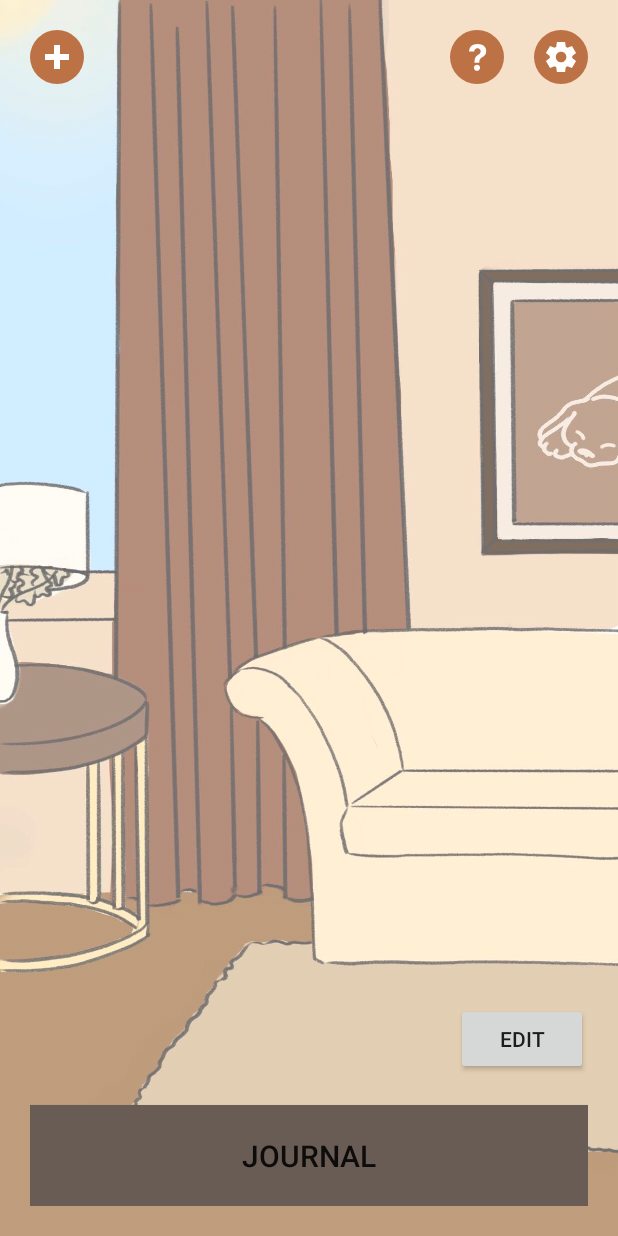
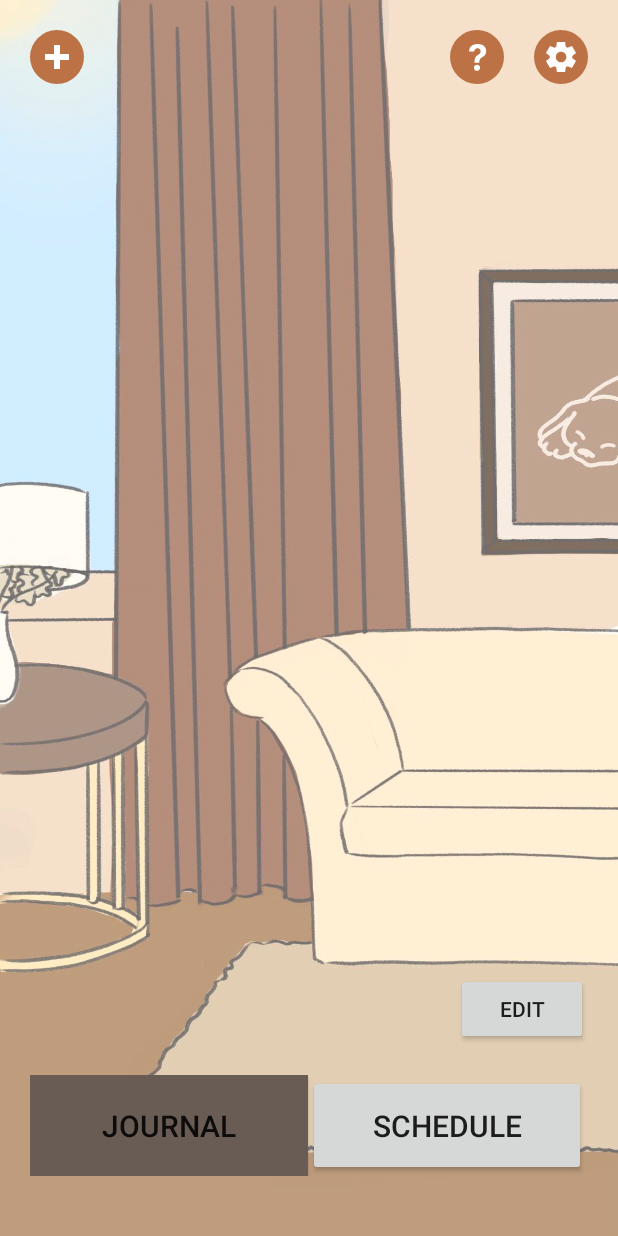
Before and after one commit to Yifei9119/IAT359PetJournal, an Android app: the MainActivity screen opened directly, with no data from a screen before it, on a phone screen of 412 x 824 dp. Run offline under Robolectric (Android 15) with nearby library versions, the light colour scheme and no system bars.

```diff
--- a/app/src/main/java/com/example/iat359_petjournal/Constants.java
+++ b/app/src/main/java/com/example/iat359_petjournal/Constants.java
@@ -20,5 +20,5 @@ public class Constants {
     public static final String IMAGEID = "_id";
 
 
-    public static final int DATABASE_VERSION = 19;
+    public static final int DATABASE_VERSION = 20;
 }
--- a/app/src/main/res/layout/main_activity.xml
+++ b/app/src/main/res/layout/main_activity.xml
@@ -121,9 +121,17 @@
                     android:text="Delete" />
             </LinearLayout>
 
+            <LinearLayout
+                android:layout_width="match_parent"
+                android:layout_height="wrap_content"
+                android:layout_marginBottom="20dp"
+                android:layout_weight="0"
+                android:gravity="start|end"
+                android:orientation="horizontal">
+
             <Button
                 android:id="@+id/journal"
-                android:layout_width="match_parent"
+                android:layout_width="185dp"
                 android:layout_height="wrap_content"
                 android:layout_weight="0"
                 android:onClick="gotojournal"
@@ -131,6 +139,18 @@
                 android:text="Journal"
                 android:textSize="20sp" />
 
+            <Button
+                android:id="@+id/schedule"
+                android:layout_width="185dp"
+                android:layout_height="wrap_content"
+                android:layout_weight="0"
+                android:onClick="gotoschedule"
+                android:padding="20dp"
+                android:text="Schedule"
+                android:textSize="20sp" />
+
+            </LinearLayout>
+
         </LinearLayout>
 
     </LinearLayout>
```
Also changed, not shown: app/src/main/res/layout/schedule.xml (added, +7 -0 lines).
